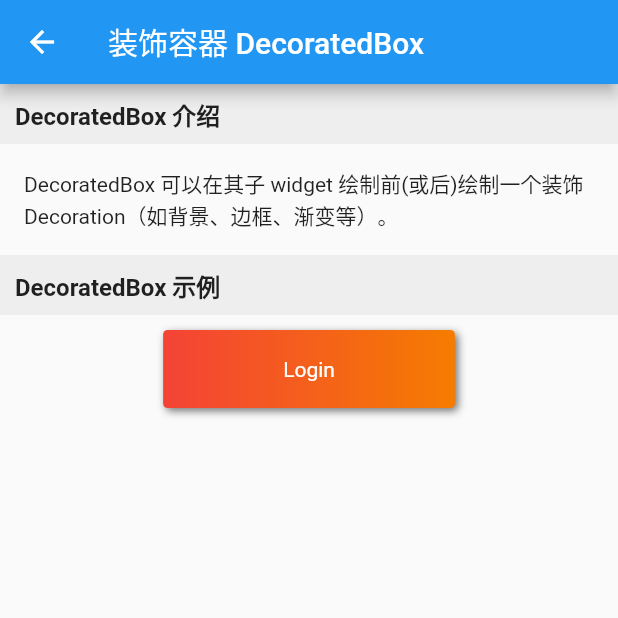
After one commit to NateRobinson/flutter_starter_notes, a Flutter app: the DecoratedBoxAbout screen opened by its route, on a phone screen of 412 x 824 dp, the top half of it. The commit adds this screen. Run offline on Flutter 3.47's test engine with Material 2 defaults, Android fonts, the phone set to English and light mode, and no system bars.

Commit message:
decorated box about

```diff
--- a/lib/config/RouterConfig.dart
+++ b/lib/config/RouterConfig.dart
@@ -1,6 +1,7 @@
 import 'package:flutter/material.dart';
 import 'package:flutter_starter_notes/ui/BoxAbout.dart';
 import 'package:flutter_starter_notes/ui/ButtonAbout.dart';
+import 'package:flutter_starter_notes/ui/DecoratedBoxAbout.dart';
 import 'package:flutter_starter_notes/ui/FlexAbout.dart';
 import 'package:flutter_starter_notes/ui/HomePage.dart';
 import 'package:flutter_starter_notes/ui/ImageAndIconAbout.dart';
@@ -114,6 +115,14 @@ class RouterConfig {
             title: "布局限制类容器 ConstrainedBox, SizeBox",
           ),
     ),
+    RouterBean(
+      "/decoratedboxabout",
+      "装饰容器 DecoratedBox",
+      "container",
+      (context) => DecoratedBoxAbout(
+            title: "装饰容器 DecoratedBox",
+          ),
+    ),
   ];
 
   static Map<String, WidgetBuilder> genRouters() {
--- /dev/null
+++ b/lib/ui/DecoratedBoxAbout.dart
@@ -0,0 +1,54 @@
+import 'package:flutter/material.dart';
+import 'package:flutter_starter_notes/component/CommonTitle.dart';
+
+class DecoratedBoxAbout extends StatelessWidget {
+  DecoratedBoxAbout({Key key, this.title});
+
+  final String title;
+
+  @override
+  Widget build(BuildContext context) {
+    return Scaffold(
+      appBar: AppBar(
+        title: Text(title),
+      ),
+      body: SingleChildScrollView(
+        child: Column(
+          children: <Widget>[
+            CommonTitle('DecoratedBox 介绍'),
+            Container(
+              alignment: Alignment.centerLeft,
+              padding: EdgeInsets.all(16),
+              child: Text(
+                  "DecoratedBox 可以在其子 widget 绘制前(或后)绘制一个装饰 Decoration（如背景、边框、渐变等）。"),
+            ),
+            CommonTitle('DecoratedBox 示例'),
+            Padding(
+              padding: EdgeInsets.all(10),
+              child: DecoratedBox(
+                  decoration: BoxDecoration(
+                      gradient: LinearGradient(
+                          colors: [Colors.red, Colors.orange[700]]), //背景渐变
+                      borderRadius: BorderRadius.circular(3.0), //3像素圆角
+                      boxShadow: [
+                        //阴影
+                        BoxShadow(
+                            color: Colors.black54,
+                            offset: Offset(2.0, 2.0),
+                            blurRadius: 4.0)
+                      ]),
+                  child: Padding(
+                    padding:
+                        EdgeInsets.symmetric(horizontal: 80.0, vertical: 18.0),
+                    child: Text(
+                      "Login",
+                      style: TextStyle(color: Colors.white),
+                    ),
+                  )),
+            ),
+          ],
+        ),
+      ),
+    );
+  }
+}
```
